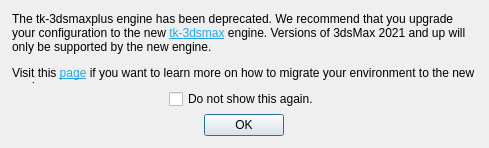
The window that resources/update_engine.ui (shotgunsoftware/tk-3dsmaxplus) describes before a commit, drawn with Qt 5.
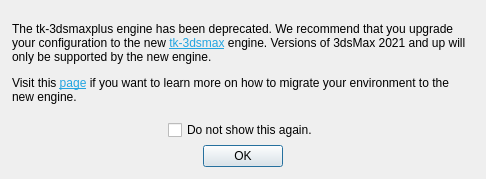
The same window after the commit.

Commit message: proper documentation

The edit to the form file:
```diff
--- a/resources/update_engine.ui
+++ b/resources/update_engine.ui
@@ -6,8 +6,8 @@
    <rect>
     <x>0</x>
     <y>0</y>
-    <width>489</width>
-    <height>148</height>
+    <width>486</width>
+    <height>179</height>
    </rect>
   </property>
   <property name="windowTitle">
```
The commit also changes 1 other file.
